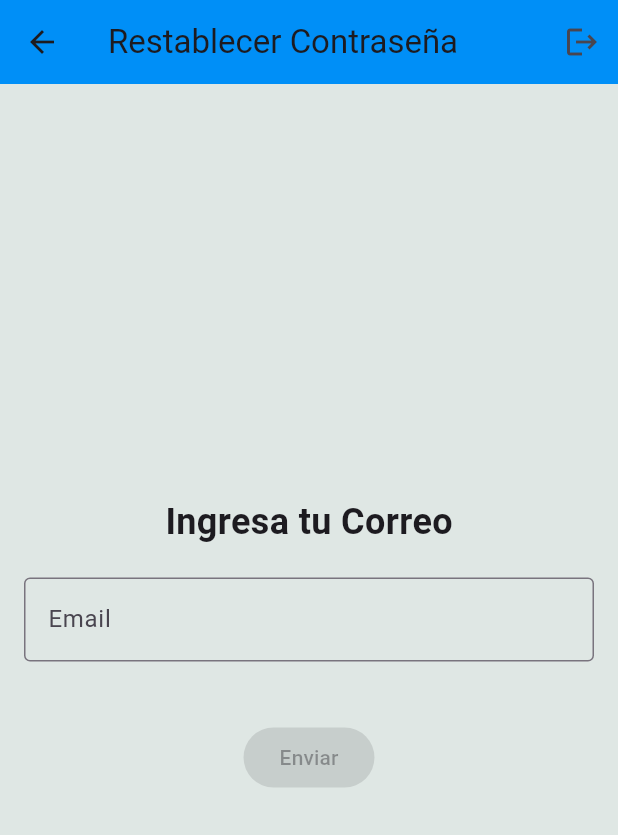
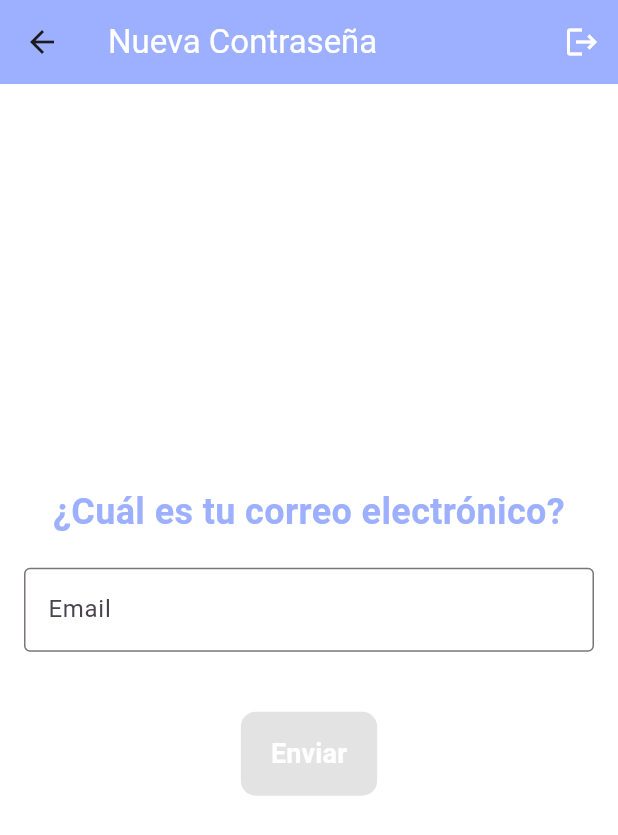
Before and after one commit to carolross1/libreria, a Flutter app: the screen it shows after launch, after a tap on "Regístrate aquí", after a tap on the "exit to app" icon, after a tap on "¿Olvidaste tu contraseña?", on a phone screen of 412 x 824 dp. Shown: the top 835 px of the screen. Run offline on Flutter 3.47's test engine with Material 3 defaults, Android fonts, the phone set to English and light mode, and no system bars; our stand-ins replace cached_network_image, connectivity_plus, flutter_local_notifications, flutter_map, geolocator, latlong2 and 2 more; missing offline and left inert: flutter_paypal, mailer; accounts and stored records are empty; network calls fail.

Commit message:
cambios 2

```diff
--- a/lib/cambiarContra.dart
+++ b/lib/cambiarContra.dart
@@ -118,7 +118,7 @@ class _CambiarContraScreenState extends State<CambiarContraScreen> {
     return Scaffold(
       appBar: AppBar(
         title: Text('Cambiar Contraseña'),
-        backgroundColor: Color(0xFF008FF7),
+        backgroundColor: Color.fromARGB(255, 157, 176, 255),
       ),
       backgroundColor: Color(0xFFDFE7E4),
       body: GestureDetector(
@@ -218,7 +218,7 @@ class _CambiarContraScreenState extends State<CambiarContraScreen> {
                           }
                         : null,
                     style: ElevatedButton.styleFrom(
-                      backgroundColor: Color(0xFF008FF7),
+                      backgroundColor: Color.fromARGB(255, 157, 176, 255),
                     ),
                     child: Text(
                       'Cambiar Contraseña',
--- a/lib/db_helper.dart
+++ b/lib/db_helper.dart
@@ -44,12 +44,12 @@ class SQLHelper {
 
     await database.execute("""
       INSERT INTO user_app (nombre, usuario, correo, pass, rol, createdAT)
-      VALUES ('admin', 'admin', 'carolrios347@gmail.com', '8c6976e5b5410415bde908bd4dee15dfb167a9c873fc4bb8a81f6f2ab448a918', '1', ''
+      VALUES ('admin', 'admin', 'cynthiajanethgranados@gmail.com', '8c6976e5b5410415bde908bd4dee15dfb167a9c873fc4bb8a81f6f2ab448a918', '1', ''
     )""");
 
     await database.execute("""
       INSERT INTO user_app (nombre, usuario, correo, pass, rol, createdAT)
-      VALUES ('sadmin', 'sadmin', 'cynthiajanethgranados@gmail.com', '8c6976e5b5410415bde908bd4dee15dfb167a9c873fc4bb8a81f6f2ab448a918', '1', ''
+      VALUES ('sadmin', 'sadmin', 'carolrios347@gmail.com', '8c6976e5b5410415bde908bd4dee15dfb167a9c873fc4bb8a81f6f2ab448a918', '1', ''
     )""");
 
     await database.execute("""
@@ -103,7 +103,7 @@ static Future<int> updatePassword(
   }
 
   static Future<sql.Database> db() async {
-    return sql.openDatabase("database_app22.db", version: 1,
+    return sql.openDatabase("database_app23.db", version: 1,
         onCreate: (sql.Database database, int version) async {
       await createTables(database);
     });
--- a/lib/geo_screen.dart
+++ b/lib/geo_screen.dart
@@ -14,7 +14,7 @@ class _GeolocatorWidgetState extends State<GeolocatorWidget> {
   LatLng _currentPosition = LatLng(0, 0);
   bool _isLoading = true;
 
-  // Ubicación fija (por ejemplo, Ciudad de México)
+  // Ubicación fija (por ejemplo
   final LatLng _fixedLocation = LatLng(21.152622154171187, -100.93904392926505);
 
   @override
--- a/lib/main.dart
+++ b/lib/main.dart
@@ -1,4 +1,5 @@
 import 'dart:math';
+import 'package:cached_network_image/cached_network_image.dart';
 import 'package:carol_libreria/admin_screen.dart';
 import 'package:carol_libreria/confirmarCodigoLogin.dart';
 import 'package:carol_libreria/db_helper.dart';
@@ -23,18 +24,42 @@ void main() {
 class MyApp extends StatelessWidget {
   @override
   Widget build(BuildContext context) {
-    // Obtener el tema actual del ThemeNotifier
-    final themeNotifier = Provider.of<ThemeNotifier>(context);
-
-    return MaterialApp(
-      title: 'CE Store',
-      themeMode: themeNotifier.themeMode, // Establecer el tema actual
-      theme: ThemeData.light(), // Tema claro
-      darkTheme: ThemeData.dark(), // Tema oscuro
+final themeNotifier = Provider.of<ThemeNotifier>(context);
+ return MaterialApp(
+  themeMode: themeNotifier.themeMode,
+   darkTheme: ThemeData.dark(), // Tema oscuro
+      theme: ThemeData.light().copyWith(
+        primaryColor: const Color.fromARGB(255, 157, 176, 255),
+        appBarTheme: AppBarTheme(
+          backgroundColor: const Color.fromARGB(255, 157, 176, 255),
+        ),
+        elevatedButtonTheme: ElevatedButtonThemeData(
+          style: ElevatedButton.styleFrom(
+            backgroundColor: const Color.fromARGB(255, 157, 176, 255),
+          ),
+        ),
+      ),
       home: LoginScreen(),
     );
   }
 }
+// class MyApp extends StatelessWidget {
+//   @override
+//   Widget build(BuildContext context) {
+//     // Obtener el tema actual del ThemeNotifier
+//     final themeNotifier = Provider.of<ThemeNotifier>(context);
+
+//     return MaterialApp(
+//       title: 'CE Store',
+//       themeMode: themeNotifier.themeMode, // Establecer el tema actual
+//       theme: ThemeData.light(), // Tema claro
+//       darkTheme: ThemeData.dark(), // Tema oscuro
+//       home: LoginScreen(),
+//     );
+//   }
+// }
+
+
 
 class LoginScreen extends StatefulWidget {
   @override
@@ -201,9 +226,9 @@ class _LoginScreen extends State<LoginScreen> {
   Widget build(BuildContext context) {
     return Scaffold(
       appBar: AppBar(
-        backgroundColor: const Color.fromARGB(255, 9, 8, 44),
+        backgroundColor: const Color.fromARGB(255, 157, 176, 255),
         title: Text(
-          'CE Store',
+          'CAROL LIBRERIA',
           textAlign: TextAlign.center,
           style: TextStyle(
             color: Colors.white,
@@ -222,7 +247,7 @@ class _LoginScreen extends State<LoginScreen> {
             },
           ),
           IconButton(
-            icon: Icon(Icons.brightness_6, color: Colors.white),
+            icon: Icon(Icons.sunny, color: Colors.white),
             tooltip: 'Cambiar Tema',
             onPressed: () {
               // Cambiar el tema al presionar el botón
@@ -242,7 +267,9 @@ class _LoginScreen extends State<LoginScreen> {
                   Navigator.pushReplacement(context, MaterialPageRoute(builder: (context) => AdminPage(userEmail: "")));//se debe cambiar
                 }
               },
-              child: const Icon(Icons.fingerprint),
+
+              child:
+              const Icon(Icons.fingerprint,color: Color.fromARGB(255, 145, 167, 255),size: 48,),
             ),
       body: Center(
         child: SingleChildScrollView(
@@ -252,11 +279,17 @@ class _LoginScreen extends State<LoginScreen> {
               mainAxisAlignment: MainAxisAlignment.center,
               crossAxisAlignment: CrossAxisAlignment.stretch,
               children: [
-                Image.network(
-                  'https://steamuserimages-a.akamaihd.net/ugc/795364376392144071/C27E4FC2EF96E61787AB5524D35AAFE4D32DB942/?imw=5000&imh=5000&ima=fit&impolicy=Letterbox&imcolor=%23000000&letterbox=false',
-                  height: 150,
-                  width: 150,
+              CachedNetworkImage(
+                imageUrl: 'https://img.freepik.com/vector-premium/libro-luna-estrellas-el_730620-510344.jpg',
+                height: 150,
+                width: 150,
+                placeholder: (context, url) => Center(
+                  child: CircularProgressIndicator(), // Indicador de carga.
                 ),
+                errorWidget: (context, url, error) => Center(
+                  child: Icon(Icons.error, size: 50, color: Colors.red), // Ícono si hay error.
+                ),
+              ),
                 SizedBox(height: 20),
                 Text(
                   'Iniciar Sesión',
@@ -264,7 +297,7 @@ class _LoginScreen extends State<LoginScreen> {
                   style: TextStyle(
                     fontSize: 35,
                     fontWeight: FontWeight.bold,
-                    color: const Color.fromARGB(255, 9, 8, 44),
+                    color: const Color.fromARGB(255, 157, 176, 255),
                   ),
                 ),
                 SizedBox(height: 30),
@@ -332,7 +365,7 @@ class _LoginScreen extends State<LoginScreen> {
                 ElevatedButton(
                   style: ElevatedButton.styleFrom(
                     padding: EdgeInsets.symmetric(vertical: 16.0),
-                    backgroundColor: const Color.fromARGB(255, 9, 8, 44),
+                    backgroundColor: const Color.fromARGB(255, 157, 176, 255),
                     shape: RoundedRectangleBorder(
                       borderRadius: BorderRadius.circular(10.0),
                     ),
@@ -358,7 +391,7 @@ class _LoginScreen extends State<LoginScreen> {
                       child: Text(
                         'Regístrate aquí',
                         style: TextStyle(
-                          color: Colors.green,
+                          color: const Color.fromARGB(255, 157, 176, 255),
                           fontWeight: FontWeight.bold,
                         ),
                       ),
@@ -373,7 +406,7 @@ class _LoginScreen extends State<LoginScreen> {
                       child: Text(
                         '¿Olvidaste tu contraseña?',
                         style: TextStyle(
-                          color: Colors.green,
+                          color: const Color.fromARGB(255, 157, 176, 255),
                           fontWeight: FontWeight.bold,
                         ),
                       ),
--- a/lib/paypal_service.dart
+++ b/lib/paypal_service.dart
@@ -2,8 +2,8 @@ import 'package:flutter/material.dart';
 import 'package:flutter_paypal/flutter_paypal.dart';
 
 class PayPalService {
-  static const String clientId = 'AUgus7JTa7g2YErejDBdvTguj0BtYALjY-a6tUJtXJc4tWftuPp-gd0ekkaIxlXPtzjZqApCO5hSEyUj';
-  static const String secretKey = 'ECR82ORllK1SeQwccMVvHDbPt8muAvPbABdqgmHgPef9h6L1chAV5ERyczldkuFI4XR1UBLxQ4fEllGg';
+  static const String clientId = 'AWMNfG7yK5QdAq5TUcGjihljEjqgpQiCdfyFQim8YE-YzhKx9MnPRcfgQ6m-OJVH4RenZdgjaqnvmI-2';
+  static const String secretKey = 'EF9goQvR7Hu2fBtkb-h0xiRuazksuVFGy_2TrRlE7XqdrlaHJ_m3R9dg3GMcvzjVA1qGh7M9M2HFHWnA';
 
   static Future<void> makePayment({
     required BuildContext context,
--- a/lib/restablecerContra.dart
+++ b/lib/restablecerContra.dart
@@ -6,7 +6,6 @@ import 'package:carol_libreria/register_screen.dart';
 import 'package:flutter/material.dart';
 import 'dart:math';
 import 'dart:async';
-
 
 class restablecerContraScreen extends StatefulWidget {
   @override
@@ -20,7 +19,8 @@ class _restablecerContraScreen extends State<restablecerContraScreen> {
   Timer? _timer;
   final Duration _timeoutDuration = Duration(seconds: 60);
 
-  final TextEditingController _correoEditingController = TextEditingController();
+  final TextEditingController _correoEditingController =
+      TextEditingController();
 
   void _validateInputs() {
     _errorMessage = '';
@@ -28,29 +28,30 @@ class _restablecerContraScreen extends State<restablecerContraScreen> {
 
     // Validar correo electrónico
     String email = _correoEditingController.text;
-    final emailRegex = RegExp(r'^[a-zA-Z0-9._%-]+@[a-zA-Z0-9.-]+\.[a-zA-Z]{2,4}$');
+    final emailRegex =
+        RegExp(r'^[a-zA-Z0-9._%-]+@[a-zA-Z0-9.-]+\.[a-zA-Z]{2,4}$');
     if (!emailRegex.hasMatch(email)) {
-     _errorMessage += "✘ El correo debe tener un formato válido.\n";
+      _errorMessage += "✘ Correo NO válido.\n";
       hasError = true;
     } else {
-      _errorMessage += "✔ El correo tiene un formato válido.\n";
+      _errorMessage += "✔ Correo válido.\n";
     }
 
     setState(() {
       _showErrorMessages = true;
-      _isButtonEnabled = !hasError &&
-      _correoEditingController.text.isNotEmpty;
+      _isButtonEnabled = !hasError && _correoEditingController.text.isNotEmpty;
     });
   }
 
   void _startTimeout() {
     // Reiniciar el temporizador desde cero cada vez
-    _timer?.cancel();  // Cancelar cualquier temporizador anterior
-    _timer = Timer(_timeoutDuration, abandonnerPage);  // Iniciar el nuevo temporizador
+    _timer?.cancel(); // Cancelar cualquier temporizador anterior
+    _timer =
+        Timer(_timeoutDuration, abandonnerPage); // Iniciar el nuevo temporizador
   }
 
   void _resetTimer() {
-    _startTimeout();  // Reiniciar el temporizador
+    _startTimeout(); // Reiniciar el temporizador
   }
 
   void _cancelTimer() {
@@ -82,28 +83,44 @@ class _restablecerContraScreen extends State<restablecerContraScreen> {
         onTap: _resetTimer, // Reiniciar el temporizador cuando se toca la pantalla
         child: Scaffold(
           appBar: AppBar(
-         title: Text("Restablecer Contraseña"),
-         backgroundColor: Color(0xFF008FF7),
+            title: Text("Nueva Contraseña",
+            style: TextStyle(
+            color: Colors.white,
+          ),
+            ),
+            backgroundColor: Color.fromARGB(255, 157, 176, 255),
             actions: [
               IconButton(
                 onPressed: abandonnerPage,
-             icon: Icon(Icons.logout),
-             tooltip: "Abandonar",
+                icon: Icon(
+                  Icons.logout,
+                  color: Color.fromARGB(255, 255, 255, 255),
+                ),
+                tooltip: "Salir",
               ),
             ],
           ),
-       backgroundColor: Color(0xFFDFE7E4),
+          backgroundColor: Color.fromARGB(255, 255, 255, 255),
           body: Center(
   child: SingleChildScrollView(
     child: Padding(
       padding: const EdgeInsets.all(16.0),
       child: Column(
         mainAxisAlignment: MainAxisAlignment.center,
+        crossAxisAlignment: CrossAxisAlignment.center, // Asegura que los hijos estén centrados horizontalmente
         children: [
-                  Text(
-                    'Ingresa tu Correo',
-                    style: TextStyle(fontSize: 24, fontWeight: FontWeight.bold),
+          Center( // Asegura el centrado del texto
+            child: Text(
+              '¿Cuál es tu correo electrónico?',
+              textAlign: TextAlign.center, // Alinea el texto dentro de su propio espacio
+              style: TextStyle(
+                fontSize: 24,
+                fontWeight: FontWeight.bold,
+                color: Color.fromARGB(255, 157, 176, 255),
               ),
+            ),
+          ),
+
                     SizedBox(height: 20),
                     Form(
                       child: Column(
@@ -130,18 +147,19 @@ class _restablecerContraScreen extends State<restablecerContraScreen> {
                                                 ? Icons.check_circle
                                                 : Icons.close,
                                             color: error.startsWith('✔')
-                                            ? Colors.green
-                                            : Colors.red,
+                                                ? const Color.fromARGB(255, 157, 176, 255)
+                                                : const Color.fromARGB(255, 179, 103, 255),
                                             size: 20,
                                           ),
                                           SizedBox(width: 5),
                                           Flexible(
                                             child: Text(
-                                          error.replaceFirst(RegExp(r'[✔✘]'), ''),
+                                              error.replaceFirst(
+                                                  RegExp(r'[✔✘]'), ''),
                                               style: TextStyle(
                                                 color: error.startsWith('✔')
-                                                ? Colors.green
-                                                : Colors.red,
+                                                    ? const Color.fromARGB(255, 157, 176, 255)
+                                                    : const Color.fromARGB(255, 179, 103, 255),
                                                 fontSize: 14,
                                               ),
                                             ),
@@ -157,9 +175,27 @@ class _restablecerContraScreen extends State<restablecerContraScreen> {
                                     register_user(context);
                                   }
                                 : null,
-                        child: Text('Enviar'),
+                            style: ElevatedButton.styleFrom(
+                              backgroundColor: _isButtonEnabled
+                                  ? const Color.fromARGB(255, 157, 176, 255)
+                                  : const Color.fromARGB(255, 157, 176, 255),
+                              padding: EdgeInsets.symmetric(
+                                  horizontal: 20, vertical: 15),
+                              shape: RoundedRectangleBorder(
+                                borderRadius: BorderRadius.circular(10),
                               ),
-                       SizedBox(height: 20),
+                              elevation: 5,
+                            ),
+                            child: Text(
+                              'Enviar',
+                              style: TextStyle(
+                                fontSize: 18,
+                                fontWeight: FontWeight.bold,
+                                color: Colors.white,
+                              ),
+                            ),
+                          ),
+                          SizedBox(height: 25),
                         ],
                       ),
                     ),
@@ -168,16 +204,12 @@ class _restablecerContraScreen extends State<restablecerContraScreen> {
               ),
             ),
           ),
-      )
-    );
+        ));
   }
 
   void register_user(BuildContext context) async {
-
-    final response = await SQLHelper.isEmailRegistered(
-      _correoEditingController.text
-  );
-
+    final response =
+        await SQLHelper.isEmailRegistered(_correoEditingController.text);
 
     String generateCode() {
       final random = Random();
@@ -192,7 +224,8 @@ class _restablecerContraScreen extends State<restablecerContraScreen> {
     if (response == true) {
       _cancelTimer();
       final String generatedCode = generateCode();
-      await MailHelper1.sendConfirmationCode(_correoEditingController.text, generatedCode);
+      await MailHelper1.sendConfirmationCode(
+          _correoEditingController.text, generatedCode);
       Navigator.push(
         context,
         MaterialPageRoute(
@@ -217,14 +250,13 @@ class _restablecerContraScreen extends State<restablecerContraScreen> {
                         child: const Text('Registrarse'),
                       ),
                       ElevatedButton(
-                  onPressed: () => Navigator.pop(context, 'Canceler'),
+                        onPressed: () => Navigator.pop(context, 'Cancelar'),
                         child: const Text('Cancelar'),
                       ),
                     ],
                   ),
                 ),
-        )
-      );
+              ));
     }
   }
 }
--- a/pubspec.yaml
+++ b/pubspec.yaml
@@ -51,6 +51,9 @@ dependencies:
   overlay_support: ^2.1.0
   local_auth: ^2.3.0
   dart_jsonwebtoken: ^2.14.2
+  cached_network_image: ^3.4.1
+  hive: ^2.2.3
+
 
 
 
```
Also changed, not shown: lib/confirmarCodigo.dart (+31 -11 lines), lib/home_screen.dart (+12 -3 lines), lib/mainHelper.dart (+7 -7 lines), lib/sesion_event.dart (added, +29 -0 lines), pubspec.lock, 1 other file. Lines whose indentation alone changed are shown as unchanged.
